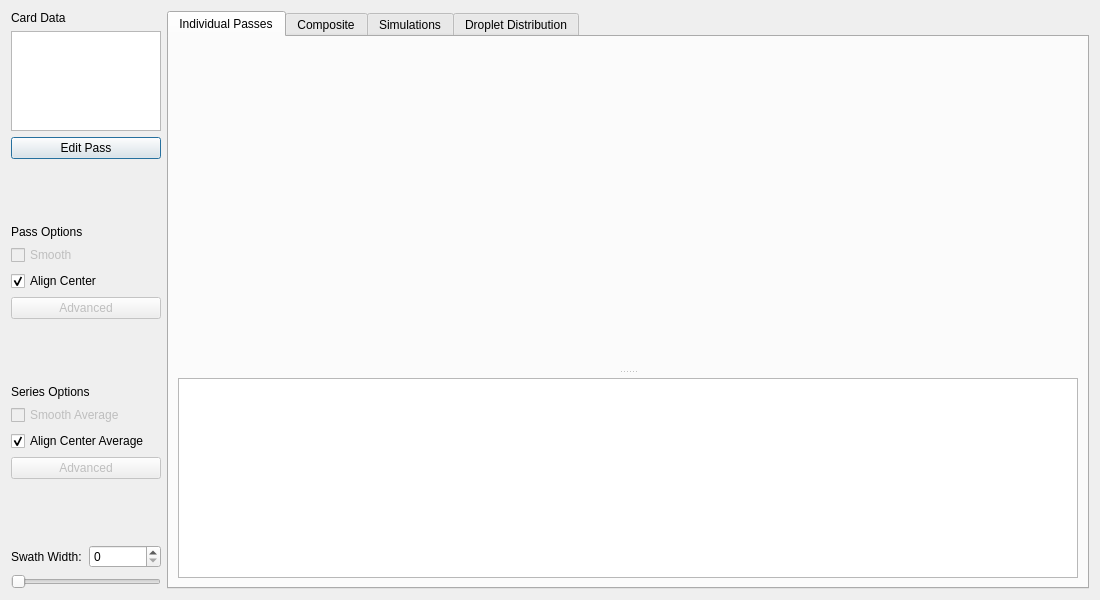
Old version of the form resources/cardMainWidget.ui in the repository gill14/AccuPatt.
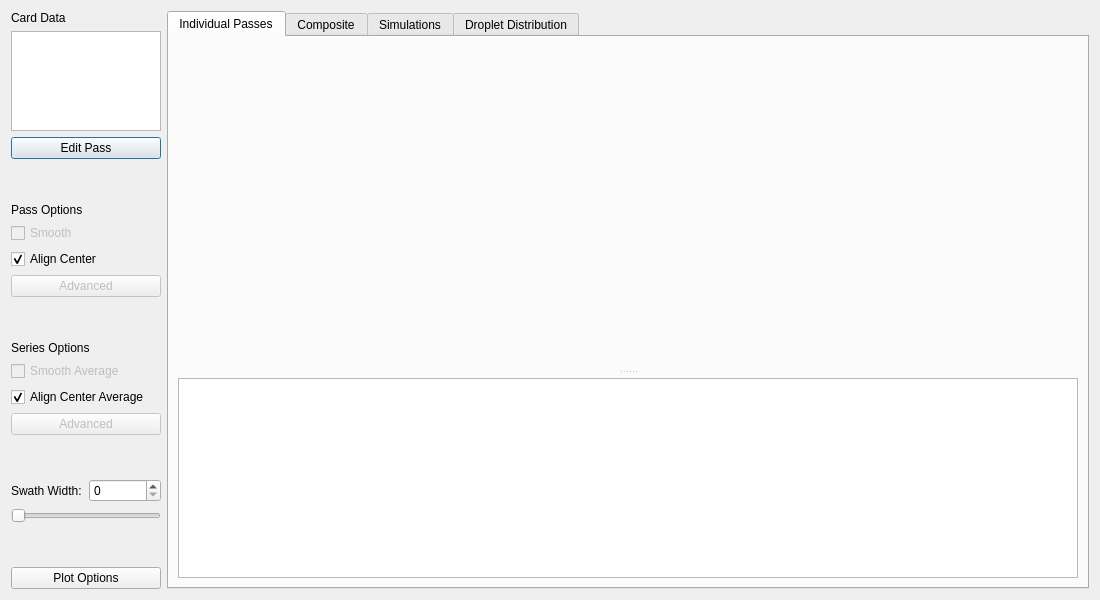
New version of the form. Custom widgets are drawn as their Qt base class.

Commit message: move plot options to respective tab buttons

What changed in the file:
```diff
--- a/resources/cardMainWidget.ui
+++ b/resources/cardMainWidget.ui
@@ -241,6 +241,26 @@
        </property>
       </widget>
      </item>
+     <item>
+      <spacer name="verticalSpacer_3">
+       <property name="orientation">
+        <enum>Qt::Vertical</enum>
+       </property>
+       <property name="sizeHint" stdset="0">
+        <size>
+         <width>20</width>
+         <height>40</height>
+        </size>
+       </property>
+      </spacer>
+     </item>
+     <item>
+      <widget class="QPushButton" name="buttonPlotOptions">
+       <property name="text">
+        <string>Plot Options</string>
+       </property>
+      </widget>
+     </item>
     </layout>
    </item>
    <item>
```
The commit also changes 6 other files.
